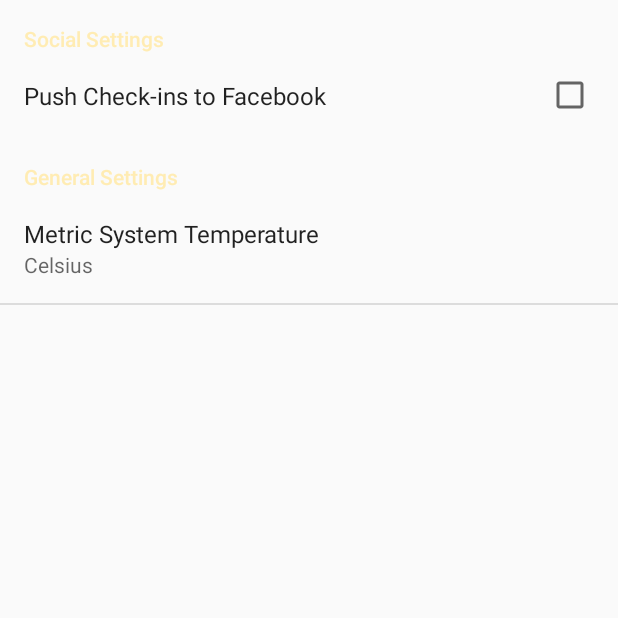
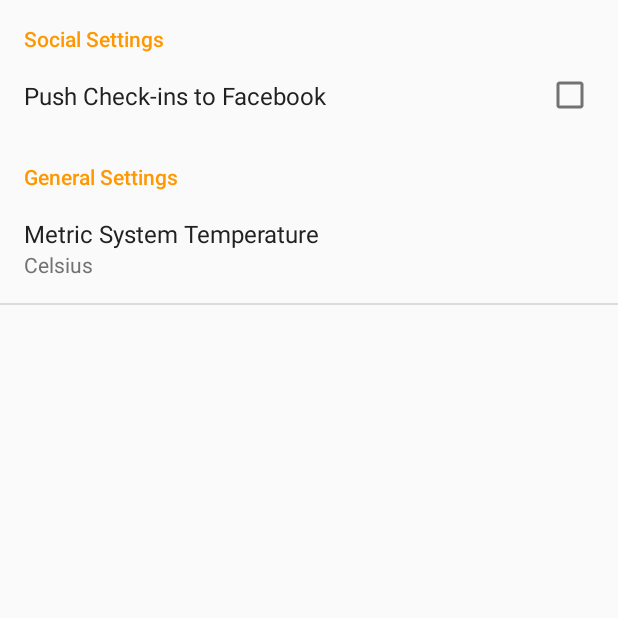
Before and after one commit to androidzin/beers-todrink, an Android app: the SettingsOldActivity screen opened directly, with no data from a screen before it, on a phone screen of 412 x 824 dp, the top half of it. Run offline under Robolectric (Android 15) with nearby library versions, the phone set to English and light mode, and no system bars; libraries missing offline, so code that uses them is left out: org.androidannotations.annotations.

Commit message:
AppTheme updated!
Description: Beer Filter checkbox are using Material
Design color, which was updated.

Commit:[Commit type]

TaskNumber:#5 #4

```diff
--- a/app/src/main/res/values/colors.xml
+++ b/app/src/main/res/values/colors.xml
@@ -6,6 +6,6 @@
 
     <color name="amber_light">#FFECB3</color>
     <color name="amber">#FFC107</color>
-    <color name="amber_dark">#FF6F00</color>
+    <color name="amber_dark">#FFA000</color>
 
 </resources>
--- a/app/src/main/res/values/styles.xml
+++ b/app/src/main/res/values/styles.xml
@@ -5,7 +5,9 @@
         <!-- Customize your theme here. -->
         <item name="colorPrimary">@color/amber</item>
         <item name="colorPrimaryDark">@color/amber_dark</item>
-        <item name="colorAccent">@color/amber_light</item>
+        <item name="colorAccent">#FF9800</item>
+        <item name="android:textColorPrimary">#212121</item>
+        <item name="android:textColorSecondary">#727272</item>item>
     </style>
 
 </resources>
```
Also changed, not shown: app/build.gradle (+6 -6 lines), app/src/main/java/br/com/androidzin/brunomateus/beerstodrink/BeerFilterCountryDialog.java (+2 -7 lines), 1 other file.
